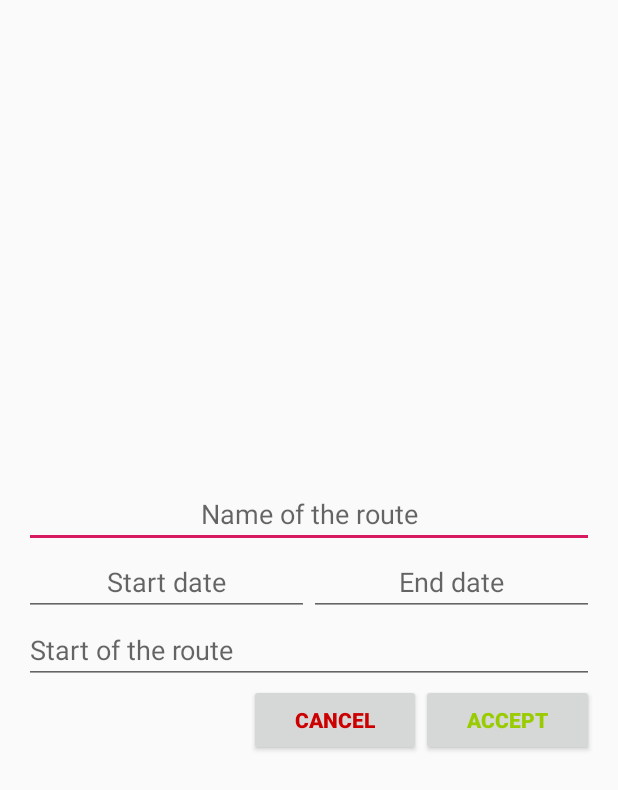
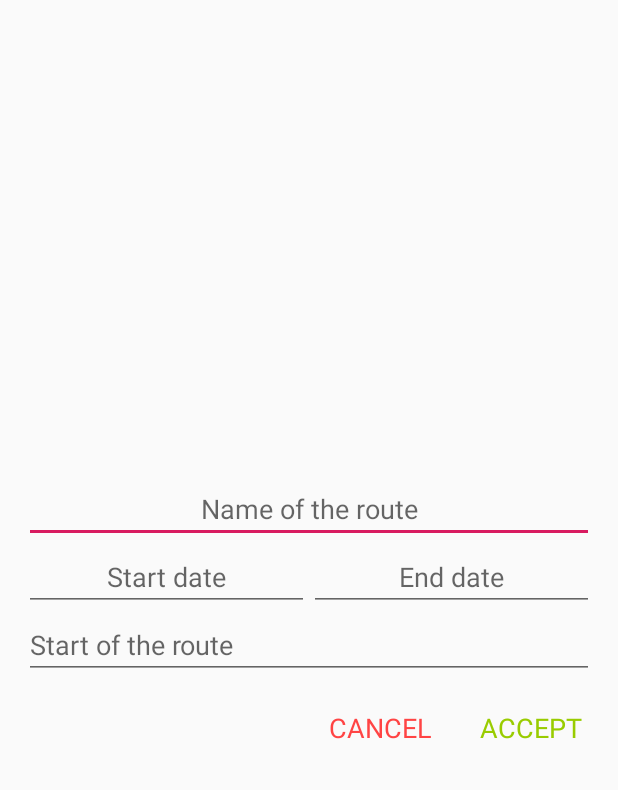
Before and after one commit to PauBlanes/ProjecteAplicat, an Android app: the layout activity_add_route.xml on its own in the app's theme, with its tools: preview values and no code run, on a phone screen of 412 x 824 dp. Shown: the top 790 px of the screen. Run offline under Robolectric (Android 15) with nearby library versions, the phone set to English and light mode, and no system bars.

Commit message:
Fixed cancel add route bug, changed buttons of add route

```diff
--- a/TravelNet/app/src/main/java/paublanes/travelnet/ProfileRouteListFragment.java
+++ b/TravelNet/app/src/main/java/paublanes/travelnet/ProfileRouteListFragment.java
@@ -6,9 +6,11 @@ import android.support.annotation.Nullable;
 import android.support.v4.app.Fragment;
 import android.support.v7.widget.LinearLayoutManager;
 import android.support.v7.widget.RecyclerView;
+import android.util.Log;
 import android.view.LayoutInflater;
 import android.view.View;
 import android.view.ViewGroup;
+import android.widget.Toast;
 
 import java.util.ArrayList;
 import java.util.Date;
@@ -47,7 +49,7 @@ public class ProfileRouteListFragment extends Fragment {
         recyclerView = view.findViewById(R.id.rv_route_list);
         recyclerView.setHasFixedSize(true);
         recyclerView.setLayoutManager(new LinearLayoutManager(this.getActivity()));
-
+        Log.d("LIST",((ProfileActivity)this.getActivity()).getRoutes().size() + "");
         myAdapter = new RouteAdapter(this.getActivity(), ((ProfileActivity)this.getActivity()).getRoutes());
         recyclerView.setAdapter(myAdapter);
     }
--- a/TravelNet/app/src/main/java/paublanes/travelnet/RouteAdapter.java
+++ b/TravelNet/app/src/main/java/paublanes/travelnet/RouteAdapter.java
@@ -50,7 +50,7 @@ public class RouteAdapter extends RecyclerView.Adapter<RouteAdapter.ViewHolder>
     public void onBindViewHolder(@NonNull RouteAdapter.ViewHolder viewHolder, final int i) {
 
         Route r = routeList.get(i);
-        viewHolder.tv_routeName.setText(r.getName());
+         viewHolder.tv_routeName.setText(r.getName());
 
         viewHolder.tv_dates.setText(r.stringStartDate() + " - " + r.stringEndDate());
 
--- a/TravelNet/app/src/main/res/layout/activity_add_route.xml
+++ b/TravelNet/app/src/main/res/layout/activity_add_route.xml
@@ -59,31 +59,37 @@
         android:clickable="true"
         android:inputType="textPostalAddress" />
 
-    <LinearLayout
+    <android.support.constraint.ConstraintLayout
         android:layout_width="match_parent"
         android:layout_height="wrap_content"
         android:orientation="horizontal">
 
-        <Button
-            android:id="@+id/btn_cancel"
+        <TextView
+            android:id="@+id/et_accept"
             android:layout_width="wrap_content"
             android:layout_height="wrap_content"
-            android:layout_marginLeft="150dp"
-            android:layout_weight="1"
-            android:text="Cancel"
-            android:textColor="@android:color/holo_red_dark"
-            android:textSize="14sp"
-            android:textStyle="bold" />
+            android:layout_marginEnd="8dp"
+            android:clickable="true"
+            android:paddingTop="20dp"
+            android:paddingBottom="10dp"
+            android:text="ACCEPT"
+            android:textColor="@android:color/holo_green_light"
+            android:textSize="18sp"
+            app:layout_constraintEnd_toEndOf="parent" />
 
-        <Button
-            android:id="@+id/btn_accept"
+        <TextView
+            android:id="@+id/et_cancel"
             android:layout_width="wrap_content"
             android:layout_height="wrap_content"
-            android:layout_weight="1"
-            android:text="Accept"
-            android:textColor="@android:color/holo_green_light"
-            android:textSize="14sp"
-            android:textStyle="bold" />
-    </LinearLayout>
+            android:layout_marginEnd="32dp"
+            android:clickable="true"
+            android:paddingTop="20dp"
+            android:paddingBottom="10dp"
+            android:text="CANCEL"
+            android:textColor="@android:color/holo_red_light"
+            android:textSize="18sp"
+            app:layout_constraintEnd_toStartOf="@+id/et_accept" />
+
+    </android.support.constraint.ConstraintLayout>
 
 </LinearLayout>
```
Also changed, not shown: TravelNet/app/src/main/java/paublanes/travelnet/AddRouteActivity.java (+9 -8 lines), TravelNet/app/src/main/java/paublanes/travelnet/ProfileActivity.java (+9 -13 lines).
